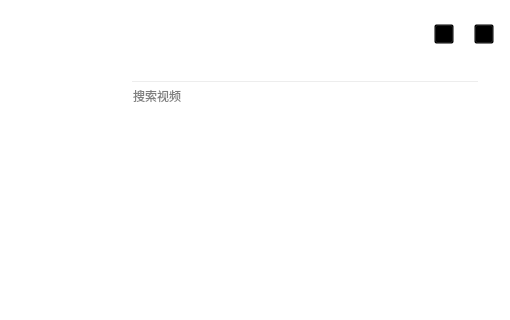
Before: the Qt Designer form client/player/player.ui in shuzhouzhang/video-on-demand-client, drawn with Qt 5; both pictures show x 450 to 960 and y 0 to 320 of the 960 by 640 pixel window.
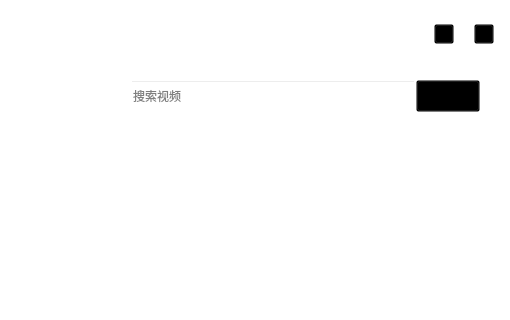
After: the same form once the commit is applied. Custom widgets are drawn as their Qt base class.

Commit message: feat: add homepage video card grid

Diff of the .ui file:
```diff
--- a/client/player/player.ui
+++ b/client/player/player.ui
@@ -518,7 +518,10 @@
                        <height>16777215</height>
                       </size>
                      </property>
-                     <layout class="QVBoxLayout" name="searchBoxLayout">
+                     <layout class="QHBoxLayout" name="searchBoxLayout">
+                      <property name="spacing">
+                       <number>0</number>
+                      </property>
                       <property name="leftMargin">
                        <number>0</number>
                       </property>
@@ -545,17 +548,26 @@
                        </widget>
                       </item>
                       <item>
-                       <spacer name="searchBoxSpacer">
-                        <property name="orientation">
-                         <enum>Qt::Vertical</enum>
+                       <widget class="QPushButton" name="searchBtn">
+                        <property name="minimumSize">
+                         <size>
+                          <width>64</width>
+                          <height>32</height>
+                         </size>
                         </property>
-                        <property name="sizeHint" stdset="0">
+                        <property name="maximumSize">
                          <size>
-                          <width>20</width>
-                          <height>40</height>
+                          <width>64</width>
+                          <height>32</height>
                          </size>
                         </property>
-                       </spacer>
+                        <property name="cursor">
+                         <cursorShape>PointingHandCursor</cursorShape>
+                        </property>
+                        <property name="text">
+                         <string>搜索</string>
+                        </property>
+                       </widget>
                       </item>
                      </layout>
                     </widget>
@@ -595,7 +607,13 @@
                         <height>200</height>
                        </rect>
                       </property>
-                      <layout class="QVBoxLayout" name="videoScrollLayout">
+                      <layout class="QGridLayout" name="videoScrollLayout">
+                       <property name="horizontalSpacing">
+                        <number>15</number>
+                       </property>
+                       <property name="verticalSpacing">
+                        <number>20</number>
+                       </property>
                        <property name="leftMargin">
                         <number>0</number>
                        </property>
```
The commit also changes 5 other files.
